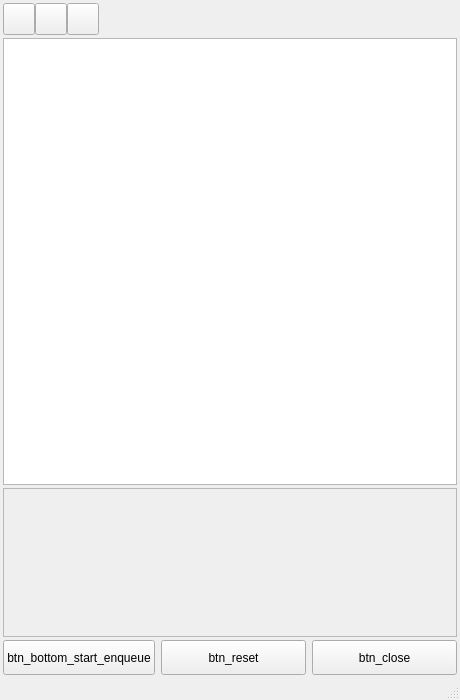
Above: ToolEnqueue.ui from LuigiCaradonna/cnctools-for-helios-automazioni before the change. Below: the same form after it.
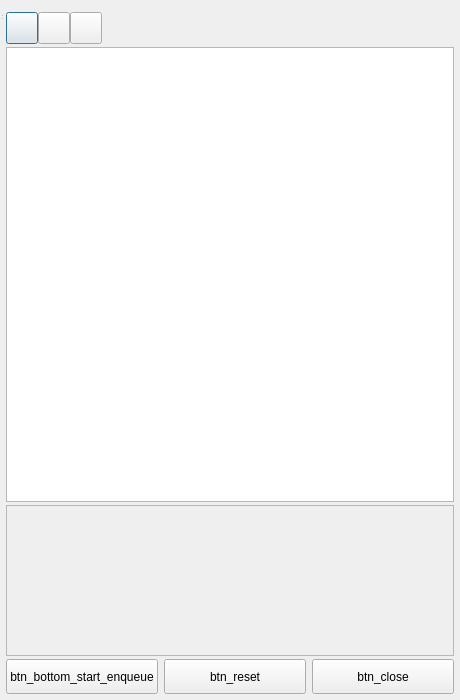
That is the form after the change. Icons and pictures are not drawn.

Commit message: Enque and Translation tools changed into modal QDialogs

Patch:
```diff
--- a/ToolEnqueue.ui
+++ b/ToolEnqueue.ui
@@ -1,7 +1,7 @@
 <?xml version="1.0" encoding="UTF-8"?>
 <ui version="4.0">
  <class>ToolEnqueueClass</class>
- <widget class="QMainWindow" name="ToolEnqueueClass">
+ <widget class="QDialog" name="ToolEnqueueClass">
   <property name="geometry">
    <rect>
     <x>0</x>
@@ -19,7 +19,23 @@
   <property name="windowTitle">
    <string>ToolEnqueue</string>
   </property>
-  <widget class="QWidget" name="centralWidget">
+  <layout class="QGridLayout" name="gridLayout">
+   <property name="leftMargin">
+    <number>3</number>
+   </property>
+   <property name="topMargin">
+    <number>3</number>
+   </property>
+   <property name="rightMargin">
+    <number>3</number>
+   </property>
+   <property name="bottomMargin">
+    <number>3</number>
+   </property>
+   <item row="0" column="0">
+    <widget class="QMenuBar" name="menuBar"/>
+   </item>
+   <item row="1" column="0">
    <layout class="QVBoxLayout" name="verticalLayout" stretch="0,3,1,0">
     <property name="spacing">
      <number>3</number>
@@ -222,18 +238,18 @@
      </layout>
     </item>
    </layout>
-  </widget>
-  <widget class="QMenuBar" name="menuBar">
+   </item>
+  </layout>
+  <widget class="QStatusBar" name="statusBar">
    <property name="geometry">
     <rect>
      <x>0</x>
      <y>0</y>
-     <width>460</width>
-     <height>22</height>
+     <width>3</width>
+     <height>21</height>
     </rect>
    </property>
   </widget>
-  <widget class="QStatusBar" name="statusBar"/>
   <action name="actionAdd">
    <property name="icon">
     <iconset>
```
Lines whose indentation alone changed are shown as unchanged. The commit also changes 6 other files.
